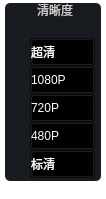
Above: VideoPlayer/videomodels/VideoClarity.ui from huizhang556/pc-video-player before the change. Below: the same form after it.
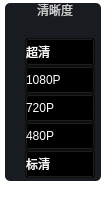
That is the form after the change. Icons and pictures are not drawn.

What changed in the file:
```diff
--- a/VideoPlayer/videomodels/VideoClarity.ui
+++ b/VideoPlayer/videomodels/VideoClarity.ui
@@ -86,6 +86,27 @@
 }
 
 /* proceed with styling just like QCheckBox */
+QPushButton
+{
+background-color: transparent;
+color: #ffffff;
+text-align: left;
+margin-left: 10px;
+}
+QPushButton:hover
+{
+color:#ff5500;
+}
+QPushButton:checked
+{
+color:#5e9ef5;
+}
+
+QPushButton:disabled
+{
+color: #6d6d6d;
+}
+
 </string>
        </property>
        <property name="title">
@@ -143,27 +164,7 @@
              </size>
             </property>
             <property name="styleSheet">
-             <string notr="true">QPushButton
-{
-background-color: transparent;
-color: #ffffff;
-text-align: left;
-margin-left: 15px;
-}
-QPushButton:hover
-{
-color:#ff5500;
-}
-QPushButton:checked
-{
-color:#5e9ef5;
-}
-
-QPushButton:disabled
-{
-color: #6d6d6d;
-}
-</string>
+             <string notr="true"/>
             </property>
             <property name="text">
              <string>超清</string>
@@ -185,27 +186,7 @@
              </size>
             </property>
             <property name="styleSheet">
-             <string notr="true">QPushButton
-{
-background-color: transparent;
-color: #ffffff;
-text-align: left;
-margin-left: 15px;
-}
-QPushButton:hover
-{
-color:#ff5500;
-}
-QPushButton:checked
-{
-color:#5e9ef5;
-}
-
-QPushButton:disabled
-{
-color: #6d6d6d;
-}
-</string>
+             <string notr="true"/>
             </property>
             <property name="text">
              <string>1080P</string>
@@ -227,26 +208,7 @@
              </size>
             </property>
             <property name="styleSheet">
-             <string notr="true">QPushButton
-{
-background-color: transparent;
-color: #ffffff;
-text-align: left;
-margin-left: 15px;
-}
-QPushButton:hover
-{
-color:#ff5500;
-}
-QPushButton:checked
-{
-color:#5e9ef5;
-}
-
-QPushButton:disabled
-{
-color: #6d6d6d;
-}</string>
+             <string notr="true"/>
             </property>
             <property name="text">
              <string>720P</string>
@@ -268,26 +230,7 @@
              </size>
             </property>
             <property name="styleSheet">
-             <string notr="true">QPushButton
-{
-background-color: transparent;
-color: #ffffff;
-text-align: left;
-margin-left: 15px;
-}
-QPushButton:hover
-{
-color:#ff5500;
-}
-QPushButton:checked
-{
-color:#5e9ef5;
-}
-
-QPushButton:disabled
-{
-color: #6d6d6d;
-}</string>
+             <string notr="true"/>
             </property>
             <property name="text">
              <string>480P</string>
@@ -309,27 +252,7 @@
              </size>
             </property>
             <property name="styleSheet">
-             <string notr="true">QPushButton
-{
-background-color: transparent;
-color: #ffffff;
-text-align: left;
-margin-left: 15px;
-}
-QPushButton:hover
-{
-color:#ff5500;
-}
-QPushButton:checked
-{
-color:#5e9ef5;
-}
-
-QPushButton:disabled
-{
-color: #6d6d6d;
-}
-</string>
+             <string notr="true"/>
             </property>
             <property name="text">
              <string>标清</string>
```
